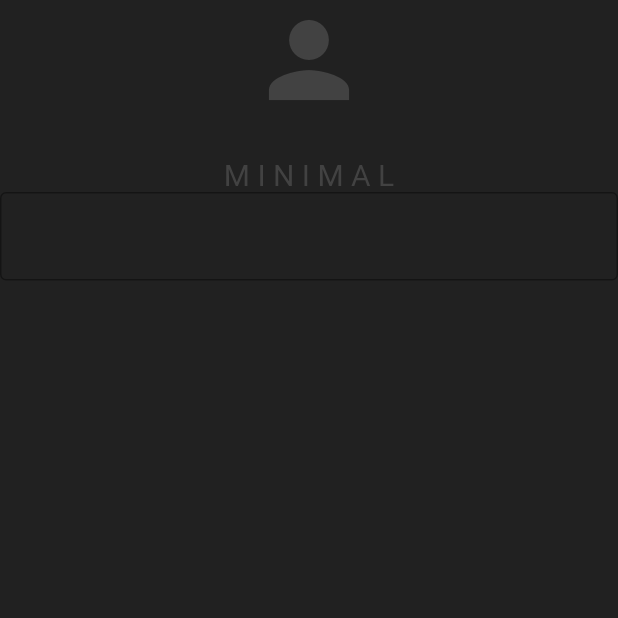
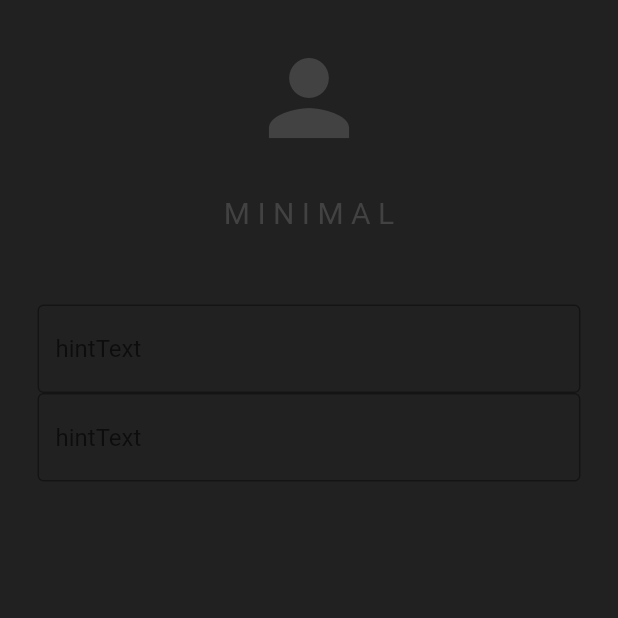
Before and after one commit to joeyKor/SocialMediaApp, a Flutter app: the screen it shows after launch, on a phone screen of 412 x 824 dp, the top half of it. Run offline on Flutter 3.47's test engine with Material 2 defaults, Android fonts, the phone set to English and light mode, and no system bars.

Commit message:
third commit

```diff
--- a/lib/components/my_textfield.dart
+++ b/lib/components/my_textfield.dart
@@ -13,8 +13,12 @@ class MyTextField extends StatelessWidget {
   @override
   Widget build(BuildContext context) {
     return TextField(
+      obscureText: obscureText,
       controller: controller,
-      decoration: const InputDecoration(border: OutlineInputBorder()),
+      decoration: InputDecoration(
+        border: const OutlineInputBorder(),
+        hintText: hintText,
+      ),
     );
   }
 }
--- a/lib/pages/login_page.dart
+++ b/lib/pages/login_page.dart
@@ -12,6 +12,8 @@ class LoginPage extends StatelessWidget {
     return Scaffold(
       backgroundColor: Theme.of(context).colorScheme.background,
       body: Center(
+          child: Padding(
+        padding: const EdgeInsets.all(25.0),
         child: Column(
           children: [
             //logo
@@ -29,19 +31,26 @@ class LoginPage extends StatelessWidget {
               style: TextStyle(fontSize: 20),
             ),
 
+            const SizedBox(
+              height: 50,
+            ),
             //email textfield
             MyTextField(
                 hintText: 'hintText',
                 obscureText: false,
-              controller: emailController)
+                controller: emailController),
             // password
-
+            MyTextField(
+                hintText: 'hintText',
+                obscureText: true,
+                controller: passwordController)
             //forgot password
 
             //sign in button
 
             // dont have an account Register here
           ],
+        ),
       )),
     );
   }
```
Lines whose indentation alone changed are shown as unchanged.
